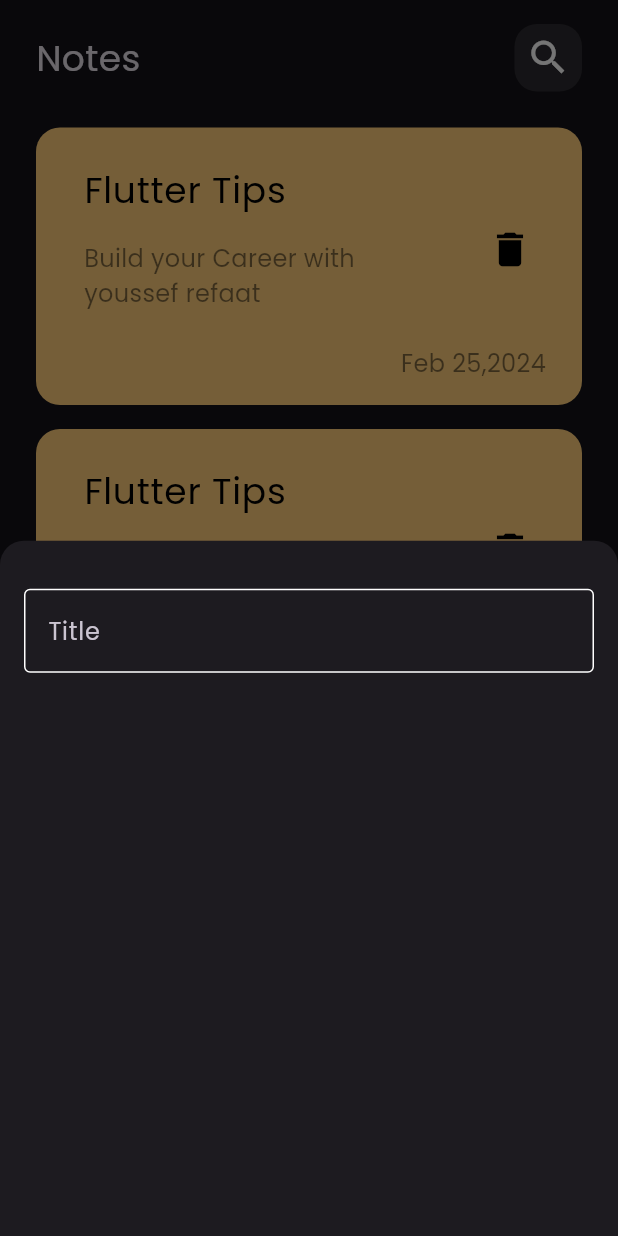
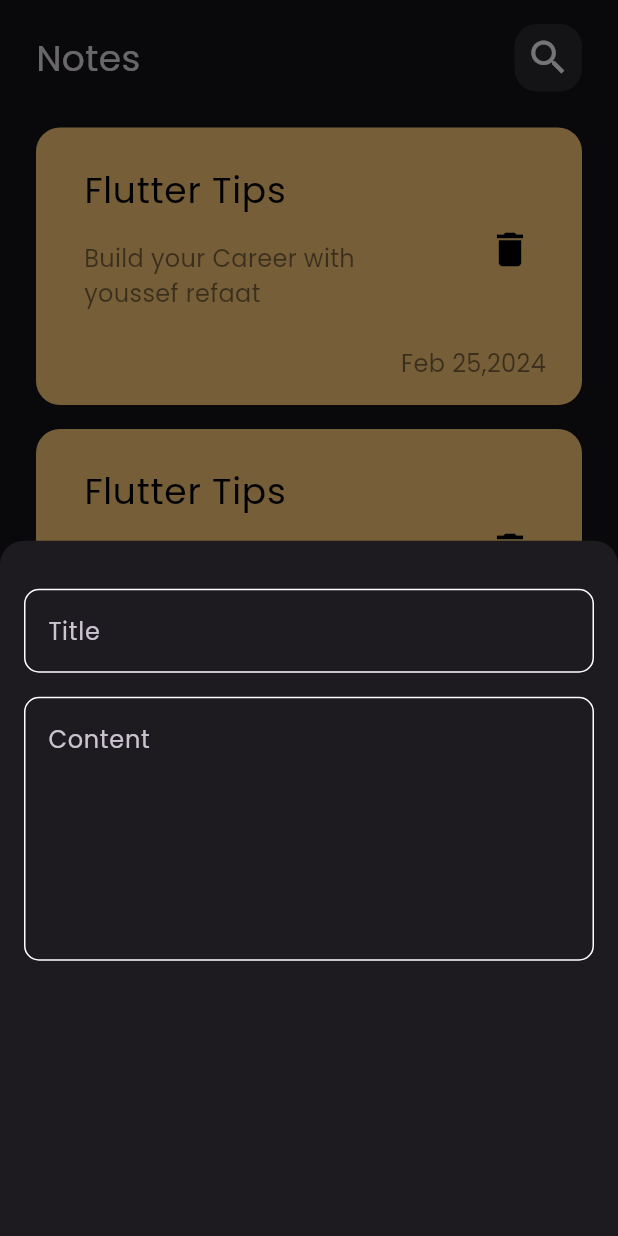
Before and after one commit to YOSSIFREFAAT/Notes-App, a Flutter app: the screen it shows after launch, after a tap on the "add" icon, on a phone screen of 412 x 824 dp. Run offline on Flutter 3.47's test engine with Material 3 defaults, Android fonts, the phone set to English and light mode, and no system bars.

Commit message:
Add Custom Text Field To Modal Bottom Sheet

```diff
--- a/lib/Views/Widgets/custom_modal_bottom_sheet.dart
+++ b/lib/Views/Widgets/custom_modal_bottom_sheet.dart
@@ -9,7 +9,9 @@ class CustomModalBottomSheet extends StatelessWidget {
     return Container(
       padding: const EdgeInsets.only(top: 32, left: 16, right: 16),
       child: const Column(children: [
-        CustomTextField(),
+        CustomTextField(hintText: "Title"),
+        SizedBox(height: 16),
+        CustomTextField(hintText: "Content", maxLines: 6),
       ]),
     );
   }
--- a/lib/Views/Widgets/custom_text_field.dart
+++ b/lib/Views/Widgets/custom_text_field.dart
@@ -2,14 +2,21 @@ import 'package:flutter/material.dart';
 import 'package:notes_app/constans.dart';
 
 class CustomTextField extends StatelessWidget {
-  const CustomTextField({super.key});
+  final String hintText;
+  final int maxLines;
+  const CustomTextField({
+    super.key,
+    required this.hintText,
+    this.maxLines = 1,
+  });
 
   @override
   Widget build(BuildContext context) {
     return TextField(
       cursorColor: kPrimaryColor,
+      maxLines: maxLines,
       decoration: InputDecoration(
-        hintText: 'Title',
+        hintText: hintText,
         border: buildTextField(),
         enabledBorder: buildTextField(),
         focusedBorder: buildTextField(kPrimaryColor),
@@ -17,6 +24,12 @@ class CustomTextField extends StatelessWidget {
     );
   }
 
-  OutlineInputBorder buildTextField([Color? color]) =>
-      OutlineInputBorder(borderSide: BorderSide(color: color ?? Colors.white));
+  OutlineInputBorder buildTextField([Color? color]) => OutlineInputBorder(
+        borderSide: BorderSide(
+          color: color ?? Colors.white,
+        ),
+        borderRadius: const BorderRadius.all(
+          Radius.circular(10),
+        ),
+      );
 }
```
